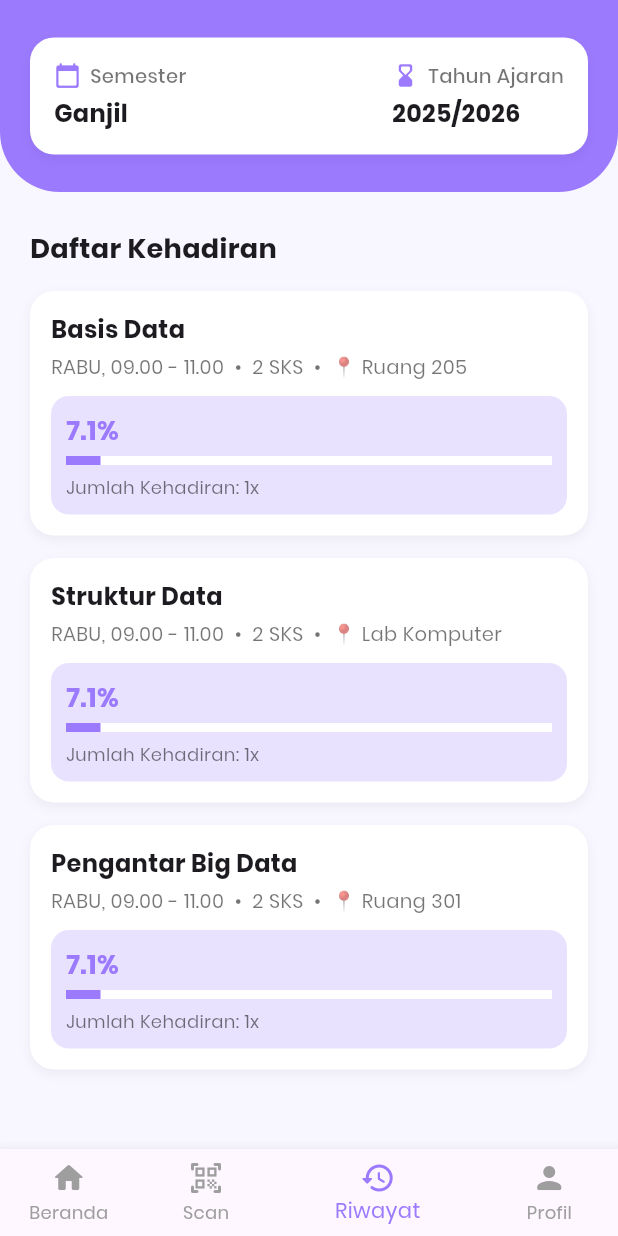
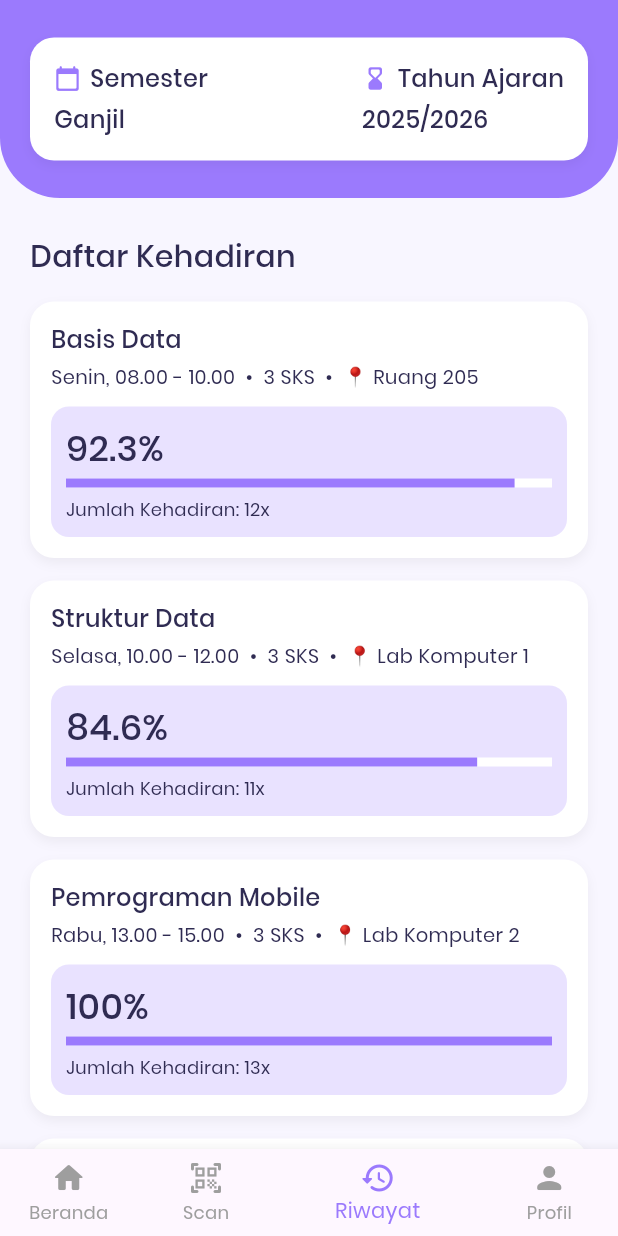
Before and after one commit to zaenalrfn/Pemrograman-Aplikasi-Mobile, a Flutter app: the RiwayatPage screen opened by its route, on a phone screen of 412 x 824 dp. Run offline on Flutter 3.47's test engine with Material 3 defaults, Android fonts, the phone set to English and light mode, and no system bars.

Commit message:
feat: improve ui

```diff
--- /dev/null
+++ b/lib/data/dummy_riwayat.dart
@@ -0,0 +1,71 @@
+class Kehadiran {
+  final String nama;
+  final String jadwal;
+  final String sks;
+  final String ruang;
+  final String persentase;
+  final String jumlah;
+
+  Kehadiran({
+    required this.nama,
+    required this.jadwal,
+    required this.sks,
+    required this.ruang,
+    required this.persentase,
+    required this.jumlah,
+  });
+
+  factory Kehadiran.fromMap(Map<String, String> map) {
+    return Kehadiran(
+      nama: map['nama'] ?? '',
+      jadwal: map['jadwal'] ?? '',
+      sks: map['sks'] ?? '',
+      ruang: map['ruang'] ?? '',
+      persentase: map['persentase'] ?? '',
+      jumlah: map['jumlah'] ?? '',
+    );
+  }
+}
+
+final List<Kehadiran> dataKehadiran = [
+  Kehadiran(
+    nama: "Basis Data",
+    jadwal: "Senin, 08.00 - 10.00",
+    sks: "3 SKS",
+    ruang: "Ruang 205",
+    persentase: "92.3%",
+    jumlah: "12x",
+  ),
+  Kehadiran(
+    nama: "Struktur Data",
+    jadwal: "Selasa, 10.00 - 12.00",
+    sks: "3 SKS",
+    ruang: "Lab Komputer 1",
+    persentase: "84.6%",
+    jumlah: "11x",
+  ),
+  Kehadiran(
+    nama: "Pemrograman Mobile",
+    jadwal: "Rabu, 13.00 - 15.00",
+    sks: "3 SKS",
+    ruang: "Lab Komputer 2",
+    persentase: "100%",
+    jumlah: "13x",
+  ),
+  Kehadiran(
+    nama: "Pengantar Big Data",
+    jadwal: "Kamis, 09.00 - 11.00",
+    sks: "2 SKS",
+    ruang: "Ruang 301",
+    persentase: "76.9%",
+    jumlah: "10x",
+  ),
+  Kehadiran(
+    nama: "Kecerdasan Buatan",
+    jadwal: "Jumat, 08.00 - 10.00",
+    sks: "3 SKS",
+    ruang: "Ruang 204",
+    persentase: "69.2%",
+    jumlah: "9x",
+  ),
+];
--- a/lib/riwayat_page.dart
+++ b/lib/riwayat_page.dart
@@ -1,6 +1,6 @@
 import 'package:flutter/material.dart';
 import 'widgets/custom_button_nav.dart';
-
+import '../data/dummy_riwayat.dart'; // ganti sesuai nama file model & data Abah
 
 class RiwayatPage extends StatelessWidget {
   const RiwayatPage({super.key});
@@ -12,12 +12,12 @@ class RiwayatPage extends StatelessWidget {
       appBar: AppBar(
         backgroundColor: const Color(0xFF9B7AFD),
         elevation: 0,
-        toolbarHeight: 0, // agar tidak ada appbar atas
+        toolbarHeight: 0,
       ),
       body: SingleChildScrollView(
         child: Column(
           children: [
-            // Header card semester & tahun ajaran
+            // Header
             Container(
               decoration: const BoxDecoration(
                 color: Color(0xFF9B7AFD),
@@ -27,10 +27,11 @@ class RiwayatPage extends StatelessWidget {
                 ),
               ),
               child: Padding(
-                padding: const EdgeInsets.symmetric(horizontal: 20, vertical: 25),
-                child: Column(
-                  children: [
-                    Container(
+                padding: const EdgeInsets.symmetric(
+                  horizontal: 20,
+                  vertical: 25,
+                ),
+                child: Container(
                   padding: const EdgeInsets.all(16),
                   decoration: BoxDecoration(
                     color: Colors.white,
@@ -45,55 +46,75 @@ class RiwayatPage extends StatelessWidget {
                   ),
                   child: Row(
                     mainAxisAlignment: MainAxisAlignment.spaceBetween,
-                        children: [
+                    children: const [
+                      // Semester
                       Column(
                         crossAxisAlignment: CrossAxisAlignment.start,
-                            children: const [
+                        children: [
                           Row(
                             children: [
-                                  Icon(Icons.calendar_today_rounded,
-                                      color: Color(0xFF9B7AFD), size: 18),
+                              Icon(
+                                Icons.calendar_today_rounded,
+                                color: Color(0xFF9B7AFD),
+                                size: 18,
+                              ),
                               SizedBox(width: 6),
-                                  Text("Semester",
+                              Text(
+                                "Semester",
                                 style: TextStyle(
-                                          color: Colors.black54,
-                                          fontSize: 13,
-                                          fontWeight: FontWeight.w500)),
+                                  color: Color(0xFF2F2B52),
+                                  fontSize: 16,
+                                  fontWeight: FontWeight.w500,
+                                ),
+                              ),
                             ],
                           ),
                           SizedBox(height: 4),
-                              Text("Ganjil",
+                          Text(
+                            "Ganjil",
                             style: TextStyle(
                               fontSize: 16,
-                                      fontWeight: FontWeight.bold)),
+                              color: Color(0xFF2F2B52),
+                              fontWeight: FontWeight.w500,
+                            ),
+                          ),
                         ],
                       ),
+                      // Tahun Ajaran
                       Column(
                         crossAxisAlignment: CrossAxisAlignment.start,
-                            children: const [
+                        children: [
                           Row(
                             children: [
-                                  Icon(Icons.hourglass_bottom_rounded,
-                                      color: Color(0xFF9B7AFD), size: 18),
+                              Icon(
+                                Icons.hourglass_bottom_rounded,
+                                color: Color(0xFF9B7AFD),
+                                size: 18,
+                              ),
                               SizedBox(width: 6),
-                                  Text("Tahun Ajaran",
+                              Text(
+                                "Tahun Ajaran",
                                 style: TextStyle(
-                                          color: Colors.black54,
-                                          fontSize: 13,
-                                          fontWeight: FontWeight.w500)),
+                                  color: Color(0xFF2F2B52),
+                                  fontSize: 16,
+                                  fontWeight: FontWeight.w500,
+                                ),
+                              ),
                             ],
                           ),
                           SizedBox(height: 4),
-                              Text("2025/2026",
+                          Text(
+                            "2025/2026",
                             style: TextStyle(
                               fontSize: 16,
-                                      fontWeight: FontWeight.bold)),
+                              color: Color(0xFF2F2B52),
+                              fontWeight: FontWeight.w500,
+                            ),
+                          ),
                         ],
                       ),
                     ],
                   ),
-                    ),
-                  ],
                 ),
               ),
             ),
@@ -106,34 +127,10 @@ class RiwayatPage extends StatelessWidget {
                 children: [
                   const Text(
                     "Daftar Kehadiran",
-                    style: TextStyle(
-                        fontSize: 18, fontWeight: FontWeight.bold),
+                    style: TextStyle(fontSize: 20, fontWeight: FontWeight.w500, color: Color(0xFF2F2B52)),
                   ),
                   const SizedBox(height: 15),
-                  buildKehadiranCard(
-                    "Basis Data",
-                    "RABU, 09.00 - 11.00",
-                    "2 SKS",
-                    "Ruang 205",
-                    "7.1%",
-                    "1x",
-                  ),
-                  buildKehadiranCard(
-                    "Struktur Data",
-                    "RABU, 09.00 - 11.00",
-                    "2 SKS",
-                    "Lab Komputer",
-                    "7.1%",
-                    "1x",
-                  ),
-                  buildKehadiranCard(
-                    "Pengantar Big Data",
-                    "RABU, 09.00 - 11.00",
-                    "2 SKS",
-                    "Ruang 301",
-                    "7.1%",
-                    "1x",
-                  ),
+                  for (var item in dataKehadiran) buildKehadiranCard(item),
                 ],
               ),
             ),
@@ -141,11 +138,10 @@ class RiwayatPage extends StatelessWidget {
         ),
       ),
 
-      // Bottom Navigation
+      // Bottom Nav
       bottomNavigationBar: CustomBottomNav(
-        currentIndex: 2, // posisi tab aktif
+        currentIndex: 2,
         onTap: (index) {
-          // logika pindah halaman
           switch (index) {
             case 0:
               Navigator.pushReplacementNamed(context, '/beranda');
@@ -154,7 +150,6 @@ class RiwayatPage extends StatelessWidget {
               Navigator.pushReplacementNamed(context, '/scan');
               break;
             case 2:
-              // Riwayat, tidak perlu pindah
               Navigator.pushReplacementNamed(context, '/riwayat');
               break;
             case 3:
@@ -167,8 +162,11 @@ class RiwayatPage extends StatelessWidget {
   }
 
   // Widget card kehadiran
-  Widget buildKehadiranCard(String nama, String jadwal, String sks,
-      String ruang, String persentase, String jumlah) {
+  Widget buildKehadiranCard(Kehadiran data) {
+    // Parsing persentase ke double (contoh: "92.3%" -> 0.923)
+    double progressValue =
+        double.tryParse(data.persentase.replaceAll('%', ''))! / 100;
+
     return Container(
       margin: const EdgeInsets.only(bottom: 15),
       padding: const EdgeInsets.all(14),
@@ -187,14 +185,13 @@ class RiwayatPage extends StatelessWidget {
         crossAxisAlignment: CrossAxisAlignment.start,
         children: [
           Text(
-            nama,
-            style: const TextStyle(
-                fontSize: 16, fontWeight: FontWeight.bold),
+            data.nama,
+            style: const TextStyle(fontSize: 16, fontWeight: FontWeight.w500, color: Color(0xFF2F2B52)),
           ),
           const SizedBox(height: 4),
           Text(
-            "$jadwal  •  $sks  •  📍 $ruang",
-            style: const TextStyle(color: Colors.black54, fontSize: 13),
+            "${data.jadwal}  •  ${data.sks}  •  📍 ${data.ruang}",
+            style: const TextStyle(color: Color(0xFF2F2B52), fontSize: 13),
           ),
           const SizedBox(height: 10),
           Container(
@@ -207,24 +204,24 @@ class RiwayatPage extends StatelessWidget {
               crossAxisAlignment: CrossAxisAlignment.start,
               children: [
                 Text(
-                  persentase,
+                  data.persentase,
                   style: const TextStyle(
-                      fontSize: 18,
-                      fontWeight: FontWeight.bold,
-                      color: Color(0xFF9B7AFD)),
+                    fontSize: 24,
+                    fontWeight: FontWeight.w500,
+                    color: Color(0xFF2F2B52),
+                  ),
                 ),
                 const SizedBox(height: 4),
                 LinearProgressIndicator(
-                  value: 0.071,
+                  value: progressValue,
                   minHeight: 6,
                   backgroundColor: Colors.white,
                   valueColor: const AlwaysStoppedAnimation(Color(0xFF9B7AFD)),
                 ),
                 const SizedBox(height: 6),
                 Text(
-                  "Jumlah Kehadiran: $jumlah",
-                  style: const TextStyle(
-                      fontSize: 12, color: Colors.black54),
+                  "Jumlah Kehadiran: ${data.jumlah}",
+                  style: const TextStyle(fontSize: 12, color: Color(0xFF2F2B52)),
                 ),
               ],
             ),
```
Lines whose indentation alone changed are shown as unchanged.
